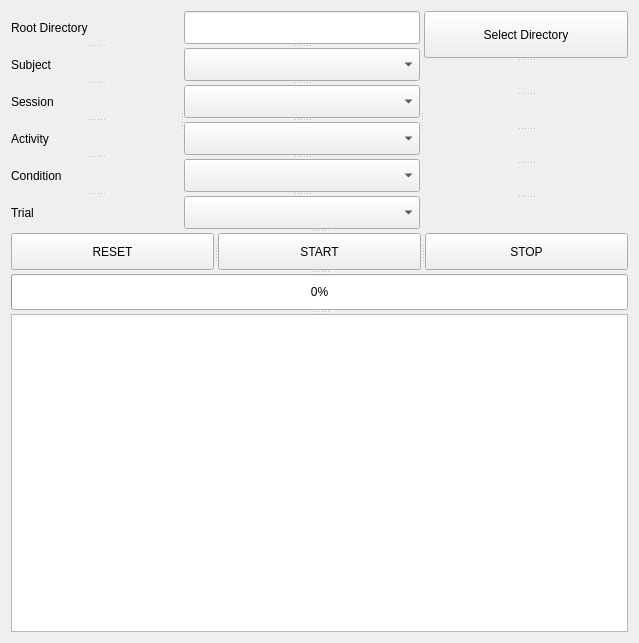
prarobo/gear, file src/gear_gui/gear_playback/resource/gear_playback.ui: the form before one commit.
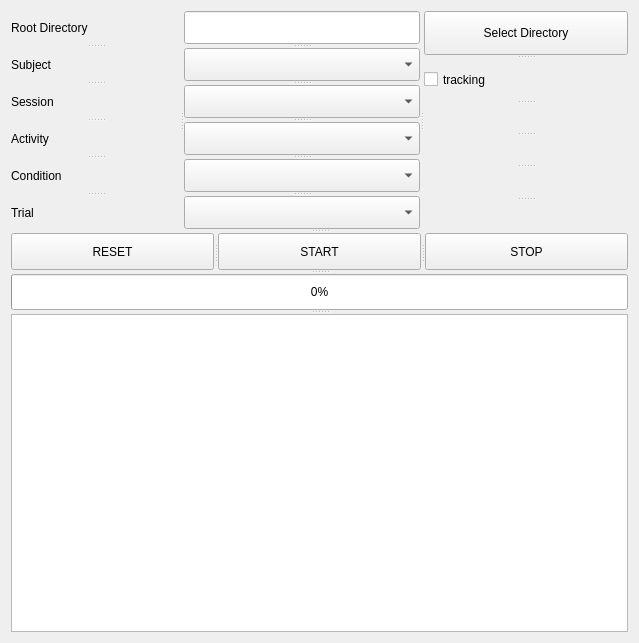
The form after the commit.

Patch:
```diff
--- a/src/gear_gui/gear_playback/resource/gear_playback.ui
+++ b/src/gear_gui/gear_playback/resource/gear_playback.ui
@@ -129,9 +129,9 @@
          <string>Select Directory</string>
         </property>
        </widget>
-       <widget class="QLabel" name="label_3">
+       <widget class="QCheckBox" name="chkTracking">
         <property name="text">
-         <string/>
+         <string>tracking</string>
         </property>
        </widget>
        <widget class="QLabel" name="label_2">
```
